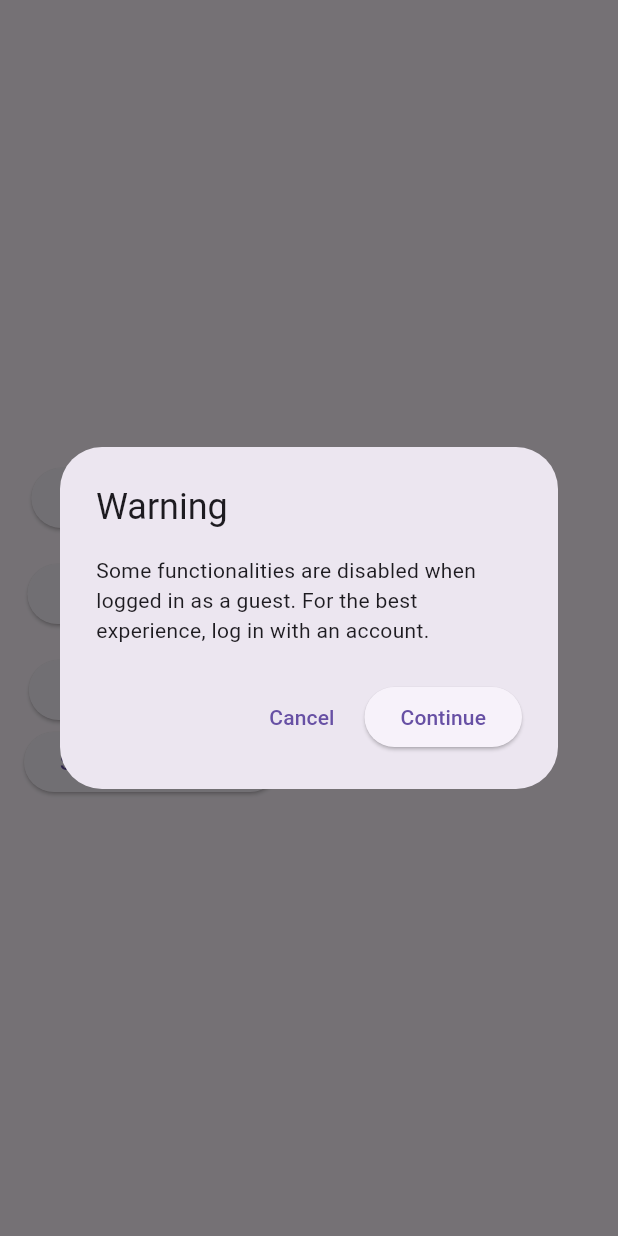
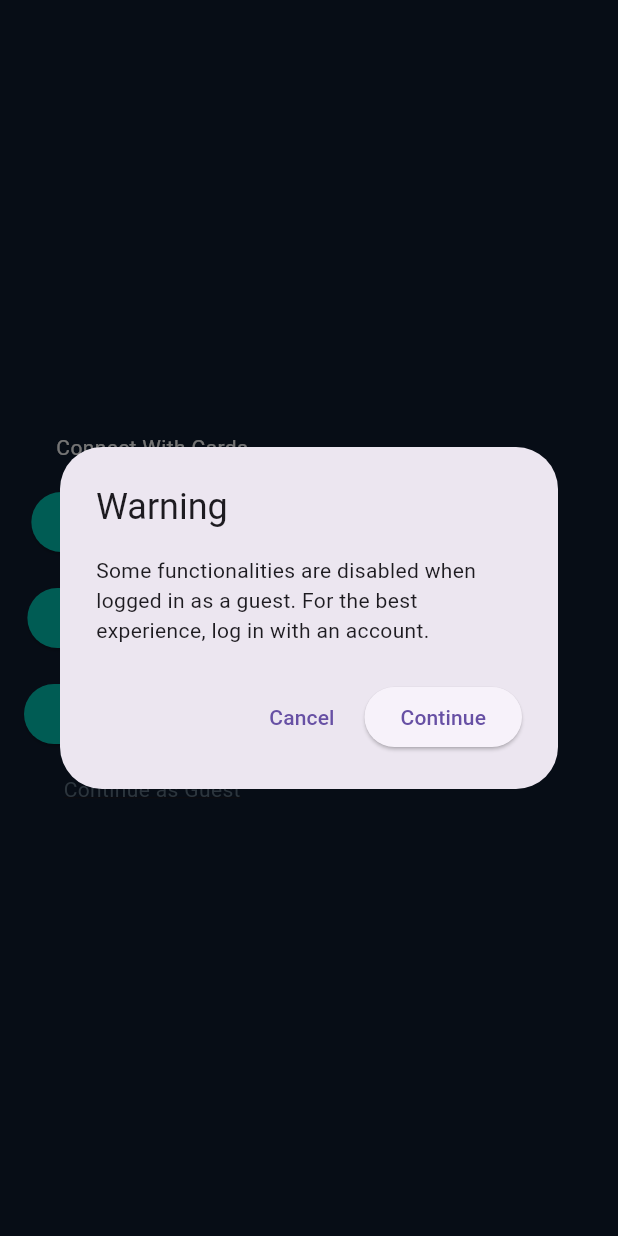
Before and after one commit to Gipeio/eTarot, a Flutter app: the screen it shows after launch, after a tap on "Continue as Guest", on a phone screen of 412 x 824 dp. Run offline on Flutter 3.47's test engine with Material 3 defaults, Android fonts, the phone set to English and light mode, and no system bars; our stand-ins replace cloud_firestore, firebase_auth, firebase_core, google_sign_in; accounts and stored records are empty.

Commit message:
adding styling files and colors

```diff
--- a/lib/pages/authentification_page.dart
+++ b/lib/pages/authentification_page.dart
@@ -1,4 +1,5 @@
 import 'package:etarot/pages/menu_page.dart';
+import 'package:etarot/styling/style.dart';
 import 'package:firebase_auth/firebase_auth.dart';
 import 'package:flutter/material.dart';
 import 'package:google_sign_in/google_sign_in.dart';
@@ -11,21 +12,32 @@ class HomePage extends StatefulWidget {
 class _HomePageState extends State<HomePage> {
   final TextEditingController emailController = TextEditingController();
   final TextEditingController passwordController = TextEditingController();
-  final TextEditingController confirmPasswordController = TextEditingController();
+  final TextEditingController confirmPasswordController =
+      TextEditingController();
 
   @override
   Widget build(BuildContext context) {
     return Scaffold(
+      backgroundColor: Style.backgroundColor,
       body: Padding(
         padding: const EdgeInsets.all(16.0),
         child: Column(
           mainAxisAlignment: MainAxisAlignment.center,
           children: [
+            const Text('Connect With Cards',
+              style: TextStyle(
+                color: Style.itemTextColor
+              ),
+            ),
             SizedBox(height: 16.0),
             ElevatedButton(
               onPressed: () {
                 _showSignInDialog();
               },
+              style: ElevatedButton.styleFrom(
+                foregroundColor: Style.itemTextColor,
+                backgroundColor: Style.itemColor, // Text color
+              ),
               child: Text('Sign In with Email'),
             ),
             SizedBox(height: 16.0),
@@ -33,16 +45,14 @@ class _HomePageState extends State<HomePage> {
               onPressed: () {
                 _showSignUpDialog();
               },
+              style: ElevatedButton.styleFrom(
+                foregroundColor: Style.itemTextColor,
+                backgroundColor: Style.itemColor, // Text color
+              ),
               child: Text('Sign Up with Email'),
             ),
             SizedBox(height: 16.0),
             ElevatedButton(
-              onPressed: () {
-                _showGuestWarningDialog(context);
-              },
-              child: Text('Continue as Guest'),
-            ),
-                        ElevatedButton(
               onPressed: () async {
                 try {
                   await _signInWithGoogle();
@@ -52,7 +62,25 @@ class _HomePageState extends State<HomePage> {
                   print('Error signing in with Google: $e');
                 }
               },
+              style: ElevatedButton.styleFrom(
+                foregroundColor: Style.itemTextColor,
+                backgroundColor: Style.itemColor, // Text color
+              ),
               child: Text('Sign In with Google'),
+            ),
+            SizedBox(height: 16.0),
+            GestureDetector(
+              onTap: () {
+                _showGuestWarningDialog(context);
+              },
+              child: const Text(
+                'Continue as Guest',
+                style: TextStyle(
+                  color: Style.guestRedirectTextColor, // Text color
+                  decoration:
+                      TextDecoration.underline, // Optional: Add underline
+                ),
+              ),
             ),
           ],
         ),
@@ -147,7 +175,8 @@ class _HomePageState extends State<HomePage> {
             ElevatedButton(
               onPressed: () async {
                 try {
-                  if (passwordController.text == confirmPasswordController.text) {
+                  if (passwordController.text ==
+                      confirmPasswordController.text) {
                     await FirebaseAuth.instance.createUserWithEmailAndPassword(
                       email: emailController.text,
                       password: passwordController.text,
@@ -175,19 +204,18 @@ class _HomePageState extends State<HomePage> {
       context: context,
       builder: (BuildContext context) {
         return AlertDialog(
-          title: Text('Warning'),
-          content: Text('Some functionalities are disabled when logged in as a guest. For the best experience, log in with an account.'),
+          title: const Text('Warning'),
+          content: const Text(
+              'Some functionalities are disabled when logged in as a guest. For the best experience, log in with an account.'),
           actions: [
             TextButton(
               onPressed: () {
                 Navigator.pop(context); // Close the dialog
               },
-              child: Text('Cancel'),
+              child: const Text('Cancel'),
             ),
             ElevatedButton(
               onPressed: () async {
-                // Add logic to continue as a guest
-                print('User continued as a guest!');
                 Navigator.pop(context); // Close the dialog
                 _navigateToAccountPage();
               },
@@ -202,7 +230,8 @@ class _HomePageState extends State<HomePage> {
   Future<void> _signInWithGoogle() async {
     try {
       final GoogleSignInAccount? googleUser = await GoogleSignIn().signIn();
-      final GoogleSignInAuthentication googleAuth = await googleUser!.authentication;
+      final GoogleSignInAuthentication googleAuth =
+          await googleUser!.authentication;
       final AuthCredential credential = GoogleAuthProvider.credential(
         accessToken: googleAuth.accessToken,
         idToken: googleAuth.idToken,
@@ -212,7 +241,6 @@ class _HomePageState extends State<HomePage> {
       throw e;
     }
   }
-
 
   void _navigateToAccountPage() {
     Navigator.push(
--- /dev/null
+++ b/lib/styling/style.dart
@@ -0,0 +1,10 @@
+import 'package:flutter/material.dart';
+
+class Style {
+	static const double defaultPadding = 16.0;
+	static const double defaultFontSize = 16.0;
+  static const Color itemColor = Color.fromRGBO(0, 201, 183, 1.0);
+  static const Color backgroundColor = Color.fromRGBO(16, 29, 48, 1.0);
+  static const Color guestRedirectTextColor = Color.fromRGBO(96, 116, 133, 1.0);
+  static const Color itemTextColor = Colors.white;
+}
```
